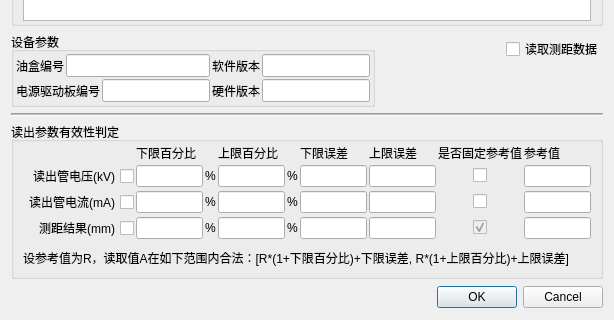
This is test_param_settings.ui in curious-heart/X-exposer-tool as Qt 5 draws it before an edit; both pictures show x 0 to 614 and y 247 to 567 of the 614 by 567 pixel window. The edited form follows.
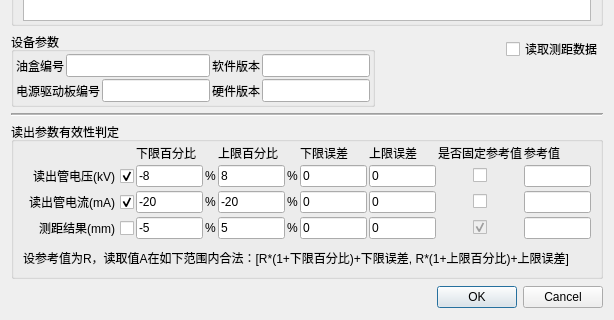
This is the edited form.

Commit message: Adjust GUI info display; fix bug of user abort test.

What changed in the file:
```diff
--- a/test_param_settings.ui
+++ b/test_param_settings.ui
@@ -823,6 +823,9 @@
           <property name="text">
            <string>读出管电压(kV)</string>
           </property>
+          <property name="checked">
+           <bool>true</bool>
+          </property>
          </widget>
         </item>
         <item row="1" column="1">
@@ -835,6 +838,9 @@
               <verstretch>0</verstretch>
              </sizepolicy>
             </property>
+            <property name="text">
+             <string>-8</string>
+            </property>
            </widget>
           </item>
           <item>
@@ -856,6 +862,9 @@
               <verstretch>0</verstretch>
              </sizepolicy>
             </property>
+            <property name="text">
+             <string>8</string>
+            </property>
            </widget>
           </item>
           <item>
@@ -875,6 +884,9 @@
             <verstretch>0</verstretch>
            </sizepolicy>
           </property>
+          <property name="text">
+           <string>0</string>
+          </property>
          </widget>
         </item>
         <item row="1" column="4">
@@ -885,6 +897,9 @@
             <verstretch>0</verstretch>
            </sizepolicy>
           </property>
+          <property name="text">
+           <string>0</string>
+          </property>
          </widget>
         </item>
         <item row="1" column="5">
@@ -951,12 +966,19 @@
           <property name="text">
            <string>读出管电流(mA)</string>
           </property>
+          <property name="checked">
+           <bool>true</bool>
+          </property>
          </widget>
         </item>
         <item row="2" column="1">
          <layout class="QHBoxLayout" name="horizontalLayout_18">
           <item>
-           <widget class="QLineEdit" name="amtmALowEdgePctLEdit"/>
+           <widget class="QLineEdit" name="amtmALowEdgePctLEdit">
+            <property name="text">
+             <string>-20</string>
+            </property>
+           </widget>
           </item>
           <item>
            <widget class="QLabel" name="label_10">
@@ -970,7 +992,11 @@
         <item row="2" column="2">
          <layout class="QHBoxLayout" name="horizontalLayout_17">
           <item>
-           <widget class="QLineEdit" name="amtmAUpEdgePctLEdit"/>
+           <widget class="QLineEdit" name="amtmAUpEdgePctLEdit">
+            <property name="text">
+             <string>-20</string>
+            </property>
+           </widget>
           </item>
           <item>
            <widget class="QLabel" name="label_9">
@@ -982,10 +1008,18 @@
          </layout>
         </item>
         <item row="2" column="3">
-         <widget class="QLineEdit" name="amtmALowEdgeErrValLEdit"/>
+         <widget class="QLineEdit" name="amtmALowEdgeErrValLEdit">
+          <property name="text">
+           <string>0</string>
+          </property>
+         </widget>
         </item>
         <item row="2" column="4">
-         <widget class="QLineEdit" name="amtmAUpEdgeErrValLEdit"/>
+         <widget class="QLineEdit" name="amtmAUpEdgeErrValLEdit">
+          <property name="text">
+           <string>0</string>
+          </property>
+         </widget>
         </item>
         <item row="2" column="5">
          <layout class="QHBoxLayout" name="horizontalLayout_22">
@@ -1043,7 +1077,11 @@
         <item row="3" column="1">
          <layout class="QHBoxLayout" name="horizontalLayout_20">
           <item>
-           <widget class="QLineEdit" name="distmmLowEdgePctLEdit"/>
+           <widget class="QLineEdit" name="distmmLowEdgePctLEdit">
+            <property name="text">
+             <string>-5</string>
+            </property>
+           </widget>
           </item>
           <item>
            <widget class="QLabel" name="label_12">
@@ -1057,7 +1095,11 @@
         <item row="3" column="2">
          <layout class="QHBoxLayout" name="horizontalLayout_19">
           <item>
-           <widget class="QLineEdit" name="distmmUpEdgePctLEdit"/>
+           <widget class="QLineEdit" name="distmmUpEdgePctLEdit">
+            <property name="text">
+             <string>5</string>
+            </property>
+           </widget>
           </item>
           <item>
            <widget class="QLabel" name="label_11">
@@ -1069,10 +1111,18 @@
          </layout>
         </item>
         <item row="3" column="3">
-         <widget class="QLineEdit" name="distmmLowEdgeErrValLEdit"/>
+         <widget class="QLineEdit" name="distmmLowEdgeErrValLEdit">
+          <property name="text">
+           <string>0</string>
+          </property>
+         </widget>
         </item>
         <item row="3" column="4">
-         <widget class="QLineEdit" name="distmmUpEdgeErrValLEdit"/>
+         <widget class="QLineEdit" name="distmmUpEdgeErrValLEdit">
+          <property name="text">
+           <string>0</string>
+          </property>
+         </widget>
         </item>
         <item row="3" column="5">
          <layout class="QHBoxLayout" name="horizontalLayout_23">
```
The commit also changes 6 other files.
